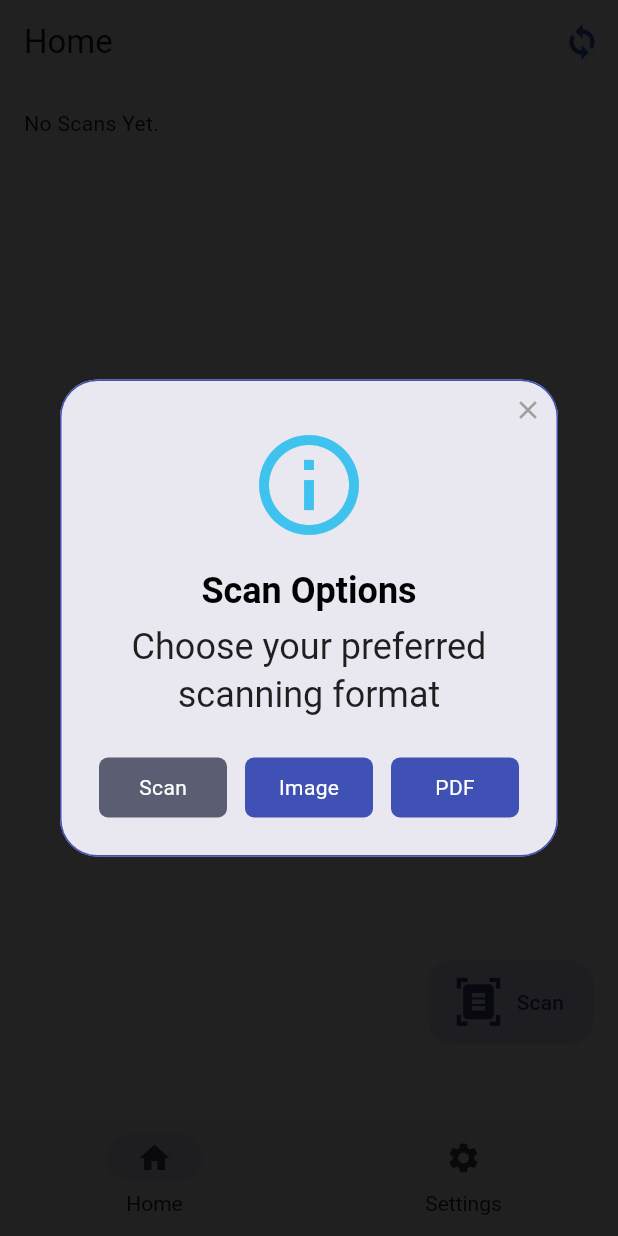
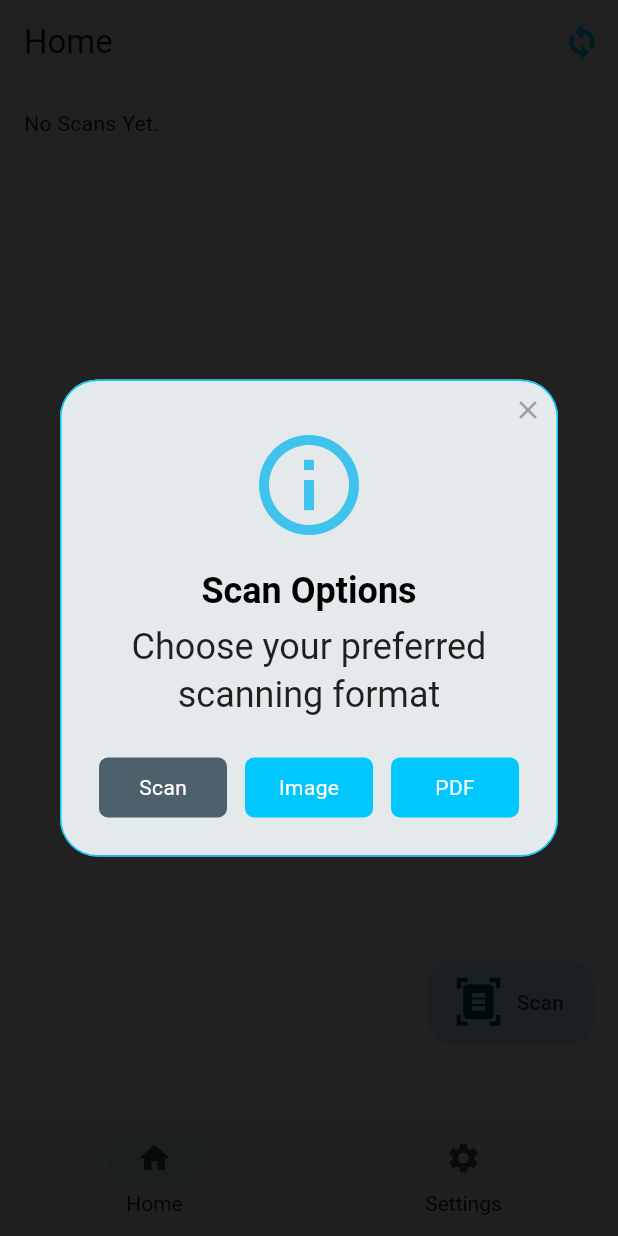
Before and after one commit to KaungZinLin/SuperScan, a Flutter app: the screen it shows after launch, after a tap on "Scan", on a phone screen of 412 x 824 dp. Run offline on Flutter 3.47's test engine with Material 3 defaults, Android fonts, the phone set to English and light mode, and no system bars; drawn by our look-alikes of rflutter_alert; our stand-ins replace flutter_spinkit; missing offline and left inert: flutter_doc_scanner; statements that could not run were skipped.

Commit message:
Refactor main layout, navigation, and startup logic

```diff
--- /dev/null
+++ b/lib/components/launch_controller.dart
@@ -0,0 +1,7 @@
+import 'dart:async';
+
+class LaunchController {
+  Future<void> initializeApp() async {
+    await Future.delayed(const Duration(seconds: 3));
+  }
+}
--- /dev/null
+++ b/lib/components/navigation_destinations.dart
@@ -0,0 +1,28 @@
+import 'package:flutter/material.dart';
+import 'platform_helper.dart';
+import 'package:super_scan/constants.dart';
+
+List<NavigationDestination> get bottomDestinations => [
+  NavigationDestination(
+    icon: Icon(PlatformHelper.isDesktop ? Icons.sync : Icons.home),
+    label: PlatformHelper.isDesktop ? 'Sync' : 'Home',
+  ),
+  const NavigationDestination(
+    icon: Icon(Icons.settings),
+    label: 'Settings',
+  ),
+];
+
+List<NavigationRailDestination> get railDestinations => [
+  NavigationRailDestination(
+    icon: Icon(PlatformHelper.isDesktop ? Icons.sync : Icons.home),
+    label: Text(
+      PlatformHelper.isDesktop ? 'Sync' : 'Home',
+      style: kNavigationBarLabelStyle,
+    ),
+  ),
+  const NavigationRailDestination(
+    icon: Icon(Icons.settings),
+    label: Text('Settings', style: kNavigationBarLabelStyle),
+  ),
+];
--- /dev/null
+++ b/lib/components/platform_helper.dart
@@ -0,0 +1,19 @@
+import 'package:flutter/foundation.dart';
+import 'dart:io' show Platform;
+
+class PlatformHelper {
+  // Check if the app is running on the Web
+  static bool get isWeb => kIsWeb;
+
+  // Check for Desktop Platforms
+  static bool get isDesktop {
+    if (isWeb) return false;
+    return Platform.isMacOS || Platform.isWindows || Platform.isLinux;
+  }
+
+  // Check for Mobile Platforms
+  static bool get isMobile {
+    if (isWeb) return false;
+    return Platform.isAndroid || Platform.isIOS;
+  }
+}
--- /dev/null
+++ b/lib/constants.dart
@@ -0,0 +1,24 @@
+import 'package:flutter/material.dart';
+
+const double kDesktopBreakpoint = 600;
+
+const TextStyle kNavigationBarLabelStyle = TextStyle(letterSpacing: 0.0);
+
+const Color kAccentColor = Color(0xFF00c8ff);
+
+final ThemeData kLightThemeData = ThemeData(
+  useMaterial3: true,
+  colorScheme: ColorScheme.fromSeed(
+    seedColor: kAccentColor,
+    brightness: Brightness.light,
+  ),
+);
+
+final ThemeData kDarkThemeData = ThemeData(
+  useMaterial3: true,
+  colorScheme: ColorScheme.fromSeed(
+    // Changed color theme for dark mode
+    seedColor: kAccentColor,
+    brightness: Brightness.dark,
+  ),
+);
--- a/lib/main.dart
+++ b/lib/main.dart
@@ -1,10 +1,16 @@
 import 'package:flutter/material.dart';
-import 'package:super_scan/screens/home_page.dart';
+
+import 'constants.dart';
+
+import 'package:super_scan/components/launch_controller.dart';
+
+import 'package:super_scan/widgets/adaptive_rail.dart';
+import 'package:super_scan/widgets/adaptive_navigation_bar.dart';
+import 'package:super_scan/components/navigation_destinations.dart';
+
+import 'package:super_scan/screens/home_screen.dart';
 import 'package:super_scan/screens/loading_screen.dart';
-import 'package:super_scan/screens/settings_page.dart';
-import 'dart:async';
-import 'dart:io' show Platform;
-import 'package:flutter/foundation.dart';
+import 'package:super_scan/screens/settings_screen.dart';
 
 void main() {
   runApp(const SuperScan());
@@ -17,25 +23,16 @@ class SuperScan extends StatelessWidget {
   Widget build(BuildContext context) {
     return MaterialApp(
       debugShowCheckedModeBanner: false,
-      title: 'SuperScan',
-      theme: ThemeData(
-        useMaterial3: true,
-        colorScheme: ColorScheme.fromSeed(
-          // Change color theme for light mode
-          seedColor: Colors.indigo,
-          brightness: Brightness.light,
-        ),
-      ),
-      darkTheme: ThemeData(
-        useMaterial3: true,
-        colorScheme: ColorScheme.fromSeed(
-          // Changed color theme for dark mode
-          seedColor: Colors.indigo,
-          brightness: Brightness.dark,
-        ),
-      ),
+      theme: kLightThemeData,
+      darkTheme: kDarkThemeData,
       themeMode: ThemeMode.system,
-      home: const MainLayout(),
+
+      initialRoute: '/',
+      routes: {
+        '/': (_) => const MainLayout(),
+        HomeScreen.id: (_) => const HomeScreen(),
+        SettingsScreen.id: (_) => const SettingsScreen(),
+      },
     );
   }
 }
@@ -49,75 +46,47 @@ class MainLayout extends StatefulWidget {
 
 class _MainLayoutState extends State<MainLayout> {
   int _selectedIndex = 0;
-  bool _isloading = true;
+  final LaunchController _launchController = LaunchController();
+  bool _isLoading = true;
 
-  final List<Widget> _pages = const [
-    HomePage(),
-    SettingsPage(),
+  final List<Widget> _pagesByIndex = const [
+    HomeScreen(), // Index 0
+    SettingsScreen(), // Index 1
   ];
 
   @override
   void initState() {
-    // TODO: implement initState
     super.initState();
-    Timer(const Duration(seconds: 3), () {
-      if (mounted) {
-        setState(() {
-          _isloading = false;
-        });
-      }
-    });
+    _runStartupSequence();
   }
 
-  // Added desktop check
-  bool get isDesktop {
-    if (kIsWeb) return false;
-    return Platform.isMacOS || Platform.isWindows || Platform.isLinux;
+  Future<void> _runStartupSequence() async {
+    await _launchController.initializeApp();
+
+    if (!mounted) return;
+    setState(() => _isLoading = false);
   }
 
   @override
   Widget build(BuildContext context) {
-    if (_isloading) {
-      return LoadingScreen();
+    if (_isLoading) {
+      return const LoadingScreen();
     }
 
-    final bool isWide = MediaQuery
-        .of(context)
-        .size
-        .width >= 600;
+    final bool isWide =
+        MediaQuery
+            .of(context)
+            .size
+            .width >= kDesktopBreakpoint;
 
     return Scaffold(
         body: Row(
           children: [
             if (isWide)
-              NavigationRail(
+              AdaptiveNavigationRail(
                 selectedIndex: _selectedIndex,
-                onDestinationSelected: (i) =>
-                    setState(() => _selectedIndex = i),
-                labelType: NavigationRailLabelType.all,
-                destinations: [
-                  NavigationRailDestination(
-                    // Changed to sync on desktop
-                    icon: Icon(isDesktop ? Icons.sync : Icons.home,),
-                    label: Text(
-                      isDesktop ? 'Sync' : 'Home',
-                      style: TextStyle(
-                        // fontSize: 12.0,
-                        letterSpacing: 0.0,
-                      ),
-                    ),
-                  ),
-                  NavigationRailDestination(
-                    icon: Icon(Icons.settings),
-                    label: Text(
-                      'Settings',
-                      style: TextStyle(
-                        // fontSize: 12.0,
-                        letterSpacing: 0.0,
-                      ),
-                    ),
-                  ),
-                ],
+                onSelected: (i) => setState(() => _selectedIndex = i),
+                destinations: railDestinations,
               ),
 
             if (isWide) const VerticalDivider(thickness: 1, width: 1),
@@ -125,32 +94,19 @@ class _MainLayoutState extends State<MainLayout> {
             Expanded(
               child: IndexedStack(
                 index: _selectedIndex,
-                children: _pages,
+                children: _pagesByIndex,
               ),
             ),
           ],
         ),
 
-        bottomNavigationBar: isWide ? null : NavigationBarTheme(
-          data: NavigationBarThemeData(
-            labelTextStyle: WidgetStateProperty.resolveWith<TextStyle>(
-                  (states) =>
-                  TextStyle(
-                    letterSpacing: 0.0,
-                  ),
-            ),
-          ),
-          child: NavigationBar(
-            selectedIndex: _selectedIndex,
-            onDestinationSelected: (i) => setState(() => _selectedIndex = i),
-            destinations: [
-              // Changed to Sync on desktop
-              NavigationDestination(icon: Icon(isDesktop ? Icons.sync : Icons.home), label: isDesktop ? 'Sync' : 'Home',),
-              NavigationDestination(
-                  icon: Icon(Icons.settings), label: 'Settings'),
-            ],
-          ),
+        bottomNavigationBar: isWide ? null : AdaptiveBottomNavigation
+          (
+          selectedIndex: _selectedIndex,
+          onSelected: (i) => setState(() => _selectedIndex = i),
+          destinations: bottomDestinations,
+          labelStyle: kNavigationBarLabelStyle,
         )
-      );
-    }
+    );
   }
+}
--- a/lib/screens/home_page.dart
+++ b/lib/screens/home_screen.dart
@@ -4,15 +4,19 @@ import 'package:flutter_doc_scanner/flutter_doc_scanner.dart';
 import 'package:rflutter_alert/rflutter_alert.dart';
 import 'dart:io' show Platform;
 import 'package:flutter/foundation.dart';
+import 'package:super_scan/components/platform_helper.dart';
+import 'package:super_scan/constants.dart';
 
-class HomePage extends StatefulWidget {
-  const HomePage({super.key});
+
+class HomeScreen extends StatefulWidget {
+  static const String id = 'home_screen';
+  const HomeScreen({super.key});
 
   @override
-  State<HomePage> createState() => _HomePageState();
+  State<HomeScreen> createState() => _HomeScreenState();
 }
 
-class _HomePageState extends State<HomePage> {
+class _HomeScreenState extends State<HomeScreen> {
   dynamic _scannedDocuments;
 
   /// Helper to handle the scanner calls and catch platform errors
@@ -30,12 +34,6 @@ class _HomePageState extends State<HomePage> {
     });
   }
 
-  // Desktop check
-  bool get isDesktop {
-    if (kIsWeb) return false;
-    return Platform.isMacOS || Platform.isWindows || Platform.isLinux;
-  }
-
   @override
   Widget build(BuildContext context) {
     return Scaffold(
@@ -46,7 +44,7 @@ class _HomePageState extends State<HomePage> {
         label: Text('Scan'),
         onPressed: () {
           // Added desktop check and prevented users from scanning if they're on desktop
-          if (isDesktop) {
+          if (PlatformHelper.isDesktop) {
             Alert(
               context: context,
               type: AlertType.warning,
@@ -58,7 +56,7 @@ class _HomePageState extends State<HomePage> {
               alertBorder: RoundedRectangleBorder(
                 borderRadius: BorderRadius.circular(25.0),
                 side: BorderSide(
-                  color: Colors.indigo,
+                  color: kAccentColor,
                 ),
               ),
               // Fix the Title Color
@@ -77,7 +75,7 @@ class _HomePageState extends State<HomePage> {
             ),
               buttons: [
                 DialogButton(
-                  color: Colors.indigo,
+                  color: kAccentColor,
                   onPressed: () {
                     Navigator.pop(context);
                   },
@@ -98,7 +96,7 @@ class _HomePageState extends State<HomePage> {
                 alertBorder: RoundedRectangleBorder(
                   borderRadius: BorderRadius.circular(25.0),
                   side: BorderSide(
-                    color: Colors.indigo,
+                    color: kAccentColor,
                   ),
                 ),
                 // Fix the Title Color
@@ -126,7 +124,7 @@ class _HomePageState extends State<HomePage> {
                   child: const Text('Scan', style: TextStyle(color: Colors.white)),
                 ),
                 DialogButton(
-                  color: Colors.indigo,
+                  color: kAccentColor,
                   onPressed: () {
                     Navigator.pop(context);
                     _processScan(FlutterDocScanner().getScannedDocumentAsImages(page: 4));
@@ -134,7 +132,7 @@ class _HomePageState extends State<HomePage> {
                   child: const Text('Image', style: TextStyle(color: Colors.white)),
                 ),
                 DialogButton(
-                  color: Colors.indigo,
+                  color: kAccentColor,
                   onPressed: () {
                     Navigator.pop(context);
                     _processScan(FlutterDocScanner().getScannedDocumentAsPdf(page: 4));
@@ -148,11 +146,11 @@ class _HomePageState extends State<HomePage> {
       ),
       // Changed appBar name to Sync on desktop
       appBar: AppBar(
-        title: Text(isDesktop ? 'Sync' : 'Home'),
+        title: Text(PlatformHelper.isDesktop ? 'Sync' : 'Home'),
           // Added sync button and marked as Work In Progress
           actions: <Widget>[
             IconButton(
-              icon: Icon(Icons.sync, color: Colors.indigo, fontWeight: FontWeight.w900,),
+              icon: Icon(Icons.sync, color: kAccentColor, fontWeight: FontWeight.w900,),
               onPressed: () {
                 Alert(
                   context: context,
@@ -165,7 +163,7 @@ class _HomePageState extends State<HomePage> {
                     alertBorder: RoundedRectangleBorder(
                       borderRadius: BorderRadius.circular(25.0),
                       side: BorderSide(
-                        color: Colors.indigo,
+                        color: kAccentColor,
                       ),
                     ),
                     // Fix the Title Color
@@ -184,7 +182,7 @@ class _HomePageState extends State<HomePage> {
                   ),
                   buttons: [
                     DialogButton(
-                      color: Colors.indigo,
+                      color: kAccentColor,
                       onPressed: () {
                         Navigator.pop(context);
                       },
@@ -208,7 +206,7 @@ class _HomePageState extends State<HomePage> {
                   // Different "no scans" text for different platforms
                   _scannedDocuments != null
                       ? Text(_scannedDocuments.toString())
-                      : Text(isDesktop ? 'No Synced Scans Yet.' : 'No Scans Yet.'),
+                      : Text(PlatformHelper.isDesktop ? 'No Synced Scans Yet.' : 'No Scans Yet.'),
                 ],
               ),
             ),
--- a/lib/screens/loading_screen.dart
+++ b/lib/screens/loading_screen.dart
@@ -1,7 +1,9 @@
 import 'package:flutter/material.dart';
 import 'package:flutter_spinkit/flutter_spinkit.dart';
+import 'package:super_scan/constants.dart';
 
 class LoadingScreen extends StatefulWidget {
+  static const String id = 'loading_screen';
   const LoadingScreen({super.key});
 
   @override
@@ -28,7 +30,7 @@ class _LoadingScreenState extends State<LoadingScreen> {
               const SizedBox(height: 30),
               Text('SuperScan', style: TextStyle(fontSize: 50.0, fontWeight: FontWeight.w600),),
               const SizedBox(height: 30),
-              const SpinKitDualRing(color: Colors.indigo, size: 70.0),
+              const SpinKitDualRing(color: kAccentColor, size: 70.0),
             ],
         )
       )
--- a/lib/screens/settings_page.dart
+++ b/lib/screens/settings_screen.dart
@@ -1,7 +1,8 @@
 import 'package:flutter/material.dart';
 
-class SettingsPage extends StatelessWidget {
-  const SettingsPage({super.key});
+class SettingsScreen extends StatelessWidget {
+  static const String id = 'settings_screen';
+  const SettingsScreen({super.key});
 
   @override
   Widget build(BuildContext context) {
--- /dev/null
+++ b/lib/widgets/adaptive_navigation_bar.dart
@@ -0,0 +1,30 @@
+import 'package:flutter/material.dart';
+
+class AdaptiveBottomNavigation extends StatelessWidget {
+  const AdaptiveBottomNavigation({
+    super.key,
+    required this.selectedIndex,
+    required this.onSelected,
+    required this.destinations,
+    required this.labelStyle,
+  });
+
+  final int selectedIndex;
+  final ValueChanged<int> onSelected;
+  final List<NavigationDestination> destinations;
+  final TextStyle labelStyle;
+
+  @override
+  Widget build(BuildContext context) {
+    return NavigationBarTheme(
+      data: NavigationBarThemeData(
+        labelTextStyle: WidgetStatePropertyAll(labelStyle),
+      ),
+      child: NavigationBar(
+        selectedIndex: selectedIndex,
+        onDestinationSelected: onSelected,
+        destinations: destinations,
+      ),
+    );
+  }
+}
--- /dev/null
+++ b/lib/widgets/adaptive_rail.dart
@@ -0,0 +1,24 @@
+import 'package:flutter/material.dart';
+
+class AdaptiveNavigationRail extends StatelessWidget {
+  const AdaptiveNavigationRail({
+    super.key,
+    required this.selectedIndex,
+    required this.onSelected,
+    required this.destinations,
+  });
+
+  final int selectedIndex;
+  final ValueChanged<int> onSelected;
+  final List<NavigationRailDestination> destinations;
+
+  @override
+  Widget build(BuildContext context) {
+    return NavigationRail(
+      selectedIndex: selectedIndex,
+      onDestinationSelected: onSelected,
+      labelType: NavigationRailLabelType.all,
+      destinations: destinations,
+    );
+  }
+}
```
